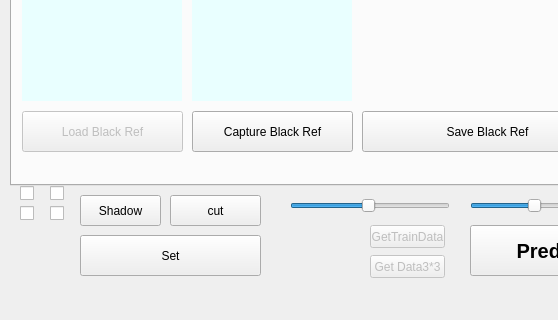
This is mainwindow.ui in Chia-ChunHsu/MicroCapture as Qt 5 draws it before an edit; both pictures show x 0 to 558 and y 212 to 532 of the 659 by 532 pixel window. The edited form follows.
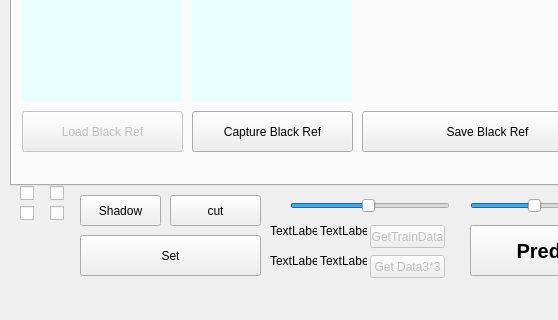
This is the edited form. The open tabs and pages were chosen to show the change.

What changed in the file:
```diff
--- a/mainwindow.ui
+++ b/mainwindow.ui
@@ -1091,6 +1091,58 @@
      <string>Get Data3*3</string>
     </property>
    </widget>
+   <widget class="QLabel" name="L1">
+    <property name="geometry">
+     <rect>
+      <x>270</x>
+      <y>420</y>
+      <width>47</width>
+      <height>12</height>
+     </rect>
+    </property>
+    <property name="text">
+     <string>TextLabel</string>
+    </property>
+   </widget>
+   <widget class="QLabel" name="L2">
+    <property name="geometry">
+     <rect>
+      <x>320</x>
+      <y>420</y>
+      <width>47</width>
+      <height>12</height>
+     </rect>
+    </property>
+    <property name="text">
+     <string>TextLabel</string>
+    </property>
+   </widget>
+   <widget class="QLabel" name="L3">
+    <property name="geometry">
+     <rect>
+      <x>270</x>
+      <y>450</y>
+      <width>47</width>
+      <height>12</height>
+     </rect>
+    </property>
+    <property name="text">
+     <string>TextLabel</string>
+    </property>
+   </widget>
+   <widget class="QLabel" name="L4">
+    <property name="geometry">
+     <rect>
+      <x>320</x>
+      <y>450</y>
+      <width>47</width>
+      <height>12</height>
+     </rect>
+    </property>
+    <property name="text">
+     <string>TextLabel</string>
+    </property>
+   </widget>
   </widget>
   <widget class="QMenuBar" name="menuBar">
    <property name="geometry">
```
Left out of the diff: 2 changed lines with no effect on the pictures.
